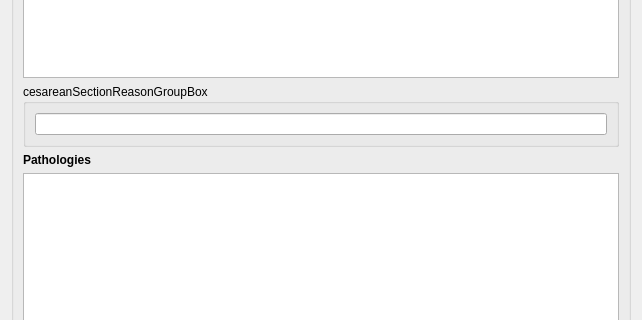
Before: the Qt Designer form forms/subforms/maternity/pmh/pmhpregnancy/ui/xx/pmhpregnancy.ui in maternite/freehealth, drawn with Qt 5; both pictures show x 0 to 642 and y 660 to 980 of the 642 by 1413 pixel window.
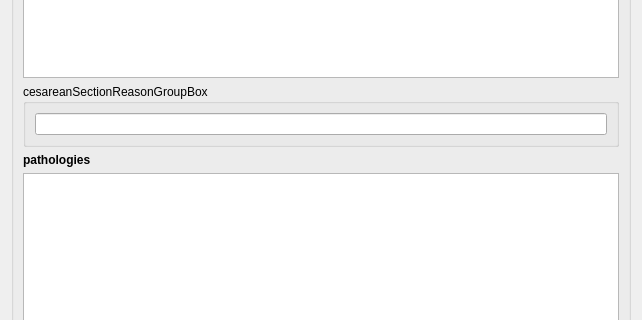
After: the same form once the commit is applied.

Commit message:
pmh pregnancy
xml: 90% completed
ui: 100% completed
js: 100% completed

Diff of the .ui file:
```diff
--- a/forms/subforms/maternity/pmh/pmhpregnancy/ui/xx/pmhpregnancy.ui
+++ b/forms/subforms/maternity/pmh/pmhpregnancy/ui/xx/pmhpregnancy.ui
@@ -375,7 +375,7 @@
            </font>
           </property>
           <property name="text">
-           <string>Pathologies</string>
+           <string>pathologies</string>
           </property>
          </widget>
         </item>
```
Left out of the diff: 8 changed lines with no effect on the pictures. The commit also changes 2 other files.
